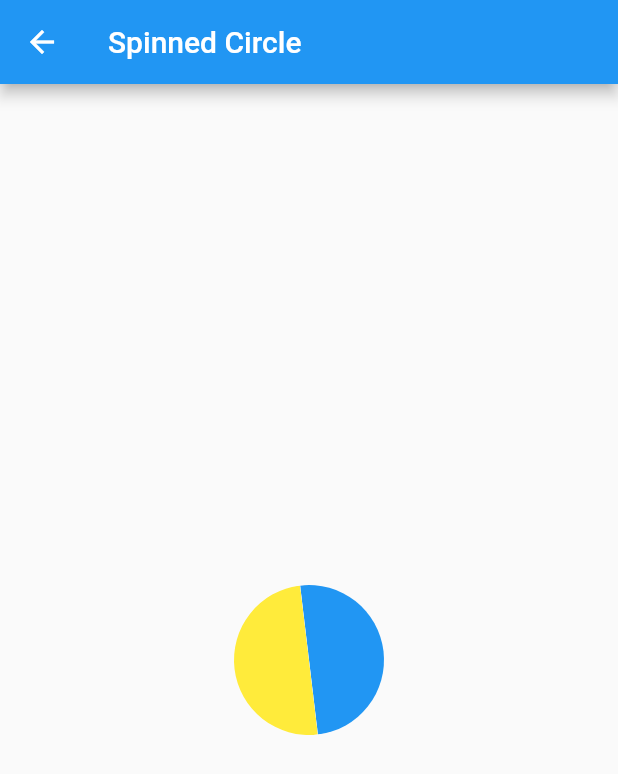
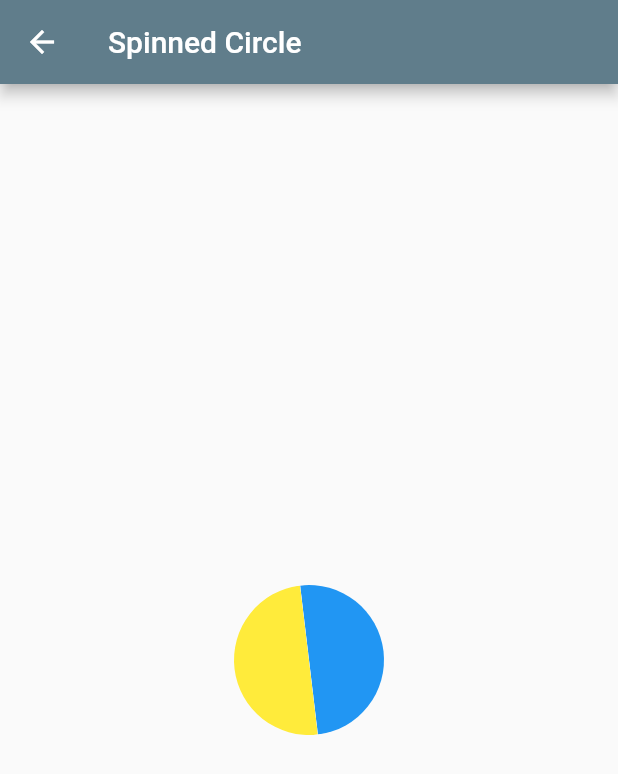
Before and after one commit to nok3zy/today, a Flutter app: the screen it shows after launch, after a tap on "Spinned Circle", on a phone screen of 412 x 824 dp. Shown: the top 774 px of the screen. Run offline on Flutter 3.47's test engine with Material 2 defaults, Android fonts, the phone set to English and light mode, and no system bars.

Commit message:
feat: add animation in spinCircle (#3)

```diff
--- a/lib/Home/widget_button.dart
+++ b/lib/Home/Widgets/widget_button.dart
@@ -8,7 +8,11 @@ class WidgetButton extends StatelessWidget {
 
   @override
   Widget build(BuildContext context) {
-    return ElevatedButton(
+    return Padding(
+      padding: const EdgeInsets.all(8.0),
+      child: ElevatedButton(
+        style: ButtonStyle(
+            backgroundColor: MaterialStateProperty.all(Colors.blueGrey)),
         onPressed: () {
           Navigator.push(
               context,
@@ -17,6 +21,7 @@ class WidgetButton extends StatelessWidget {
                       WidgetPage(title: title, widget: widget)));
         },
         child: Text(title),
+      ),
     );
   }
 }
@@ -30,7 +35,10 @@ class WidgetPage extends StatelessWidget {
   @override
   Widget build(BuildContext context) {
     return Scaffold(
-      appBar: AppBar(title: Text(title)),
+      appBar: AppBar(
+        title: Text(title),
+        backgroundColor: Colors.blueGrey,
+      ),
       body: Center(child: widget),
     );
   }
--- /dev/null
+++ b/lib/Home/Widgets/widget_spinCircle.dart
@@ -0,0 +1,123 @@
+import 'package:flutter/material.dart';
+import 'dart:math' show pi;
+
+import 'package:today/Home/Widgets/widget_elliptical.dart';
+
+class SpinCircle extends StatefulWidget {
+  const SpinCircle({super.key});
+
+  @override
+  State<SpinCircle> createState() => _SpinCircleState();
+}
+
+extension on VoidCallback {
+  Future<void> delayed(Duration duration) => Future.delayed(duration, this);
+}
+
+class _SpinCircleState extends State<SpinCircle> with TickerProviderStateMixin {
+  late AnimationController _counterClockwiseRotationController;
+  late Animation<double> _counterClockwiseRotationAnimation;
+
+  late AnimationController _flipController;
+  late Animation<double> _flipAnimation;
+
+  @override
+  void initState() {
+    super.initState();
+
+    _counterClockwiseRotationController =
+        AnimationController(vsync: this, duration: const Duration(seconds: 1));
+    _counterClockwiseRotationAnimation =
+        Tween<double>(begin: 0, end: -(pi / 2.0)).animate(CurvedAnimation(
+            parent: _counterClockwiseRotationController,
+            curve: Curves.bounceOut));
+
+    _flipController =
+        AnimationController(vsync: this, duration: const Duration(seconds: 1));
+    _flipAnimation = Tween<double>(begin: 0, end: pi).animate(
+        CurvedAnimation(parent: _flipController, curve: Curves.bounceOut));
+
+    _counterClockwiseRotationController.addStatusListener((status) {
+      if (status == AnimationStatus.completed) {
+        _flipAnimation = Tween<double>(
+                begin: _flipAnimation.value, end: _flipAnimation.value + pi)
+            .animate(CurvedAnimation(
+                parent: _flipController, curve: Curves.bounceOut));
+
+        _flipController
+          ..reset()
+          ..forward();
+      }
+    });
+
+    _flipController.addStatusListener((status) {
+      if (status == AnimationStatus.completed) {
+        _counterClockwiseRotationAnimation = Tween<double>(
+                begin: _counterClockwiseRotationAnimation.value,
+                end: _counterClockwiseRotationAnimation.value + -(pi / 2.0))
+            .animate(CurvedAnimation(
+                parent: _counterClockwiseRotationController,
+                curve: Curves.bounceOut));
+        _counterClockwiseRotationController
+          ..reset()
+          ..forward();
+      }
+    });
+  }
+
+  @override
+  void dispose() {
+    _counterClockwiseRotationController.dispose();
+    _flipController.dispose();
+    super.dispose();
+  }
+
+  @override
+  Widget build(BuildContext context) {
+    _counterClockwiseRotationController
+      ..reset()
+      ..forward.delayed(const Duration(seconds: 1));
+
+    return SafeArea(
+      child: AnimatedBuilder(
+        animation: _counterClockwiseRotationController,
+        builder: (context, child) {
+          return Transform(
+            alignment: Alignment.center,
+            transform: Matrix4.identity()
+              ..rotateZ(_counterClockwiseRotationAnimation.value),
+            child: Row(
+              mainAxisAlignment: MainAxisAlignment.center,
+              children: [
+                AnimatedBuilder(
+                  animation: _flipAnimation,
+                  builder: (context, child) {
+                    return Transform(
+                      transform: Matrix4.identity()
+                        ..rotateY(_flipAnimation.value),
+                      alignment: Alignment.centerRight,
+                      child: const EllipticalContainer(
+                          color: Colors.yellow, size: 100, side: 0),
+                    );
+                  },
+                ),
+                AnimatedBuilder(
+                  animation: _flipAnimation,
+                  builder: (context, child) {
+                    return Transform(
+                      transform: Matrix4.identity()
+                        ..rotateY(_flipAnimation.value),
+                      alignment: Alignment.centerLeft,
+                      child: const EllipticalContainer(
+                          color: Colors.blue, size: 100, side: 1),
+                    );
+                  },
+                ),
+              ],
+            ),
+          );
+        },
+      ),
+    );
+  }
+}
--- a/lib/Home/widget_spinCircle.dart
+++ /dev/null
@@ -1,64 +0,0 @@
-import 'package:flutter/material.dart';
-import 'dart:math' show pi;
-
-import 'package:today/Home/widget_elliptical.dart';
-
-class SpinCircle extends StatefulWidget {
-  const SpinCircle({super.key});
-
-  @override
-  State<SpinCircle> createState() => _SpinCircleState();
-}
-
-extension on VoidCallback {
-  Future<void> delayed(Duration duration) => Future.delayed(duration, this);
-}
-
-class _SpinCircleState extends State<SpinCircle>
-    with SingleTickerProviderStateMixin {
-  late AnimationController _counterClockwiseRoationController;
-  late Animation<double> _counterClockwiseRoationAnimaiton;
-
-  @override
-  void initState() {
-    super.initState();
-
-    _counterClockwiseRoationController =
-        AnimationController(vsync: this, duration: const Duration(seconds: 1));
-    _counterClockwiseRoationAnimaiton = Tween<double>(begin: 0, end: -(pi / 2))
-        .animate(CurvedAnimation(
-            parent: _counterClockwiseRoationController,
-            curve: Curves.bounceOut));
-  }
-
-  @override
-  void dispose() {
-    _counterClockwiseRoationController.dispose();
-    super.dispose();
-  }
-
-  @override
-  Widget build(BuildContext context) {
-    _counterClockwiseRoationController
-      ..reset()
-      ..forward.delayed(const Duration(seconds: 1));
-
-    return AnimatedBuilder(
-      animation: _counterClockwiseRoationController,
-      builder: (context, child) {
-        return Transform(
-          alignment: Alignment.center,
-          transform: Matrix4.identity()
-            ..rotateZ(_counterClockwiseRoationAnimaiton.value),
-          child: Row(
-            mainAxisAlignment: MainAxisAlignment.center,
-            children: const [
-              EllipticalContainer(color: Colors.yellow, size: 100, side: 0),
-              EllipticalContainer(color: Colors.blue, size: 100, side: 1),
-            ],
-          ),
-        );
-      },
-    );
-  }
-}
```
Also changed, not shown: lib/Home/Widgets/OkrSection/okr_item.dart (deleted, +0 -25 lines), lib/Home/Widgets/OkrSection/okr_section.dart (deleted, +0 -32 lines), lib/Home/home_screen.dart (+5 -4 lines), lib/Home/Widgets/widget_colorBox.dart (renamed from lib/Home/Widgets/ColoredBox/colored_box.dart), lib/Home/Widgets/widget_elliptical.dart (renamed from lib/Home/widget_elliptical.dart), lib/Home/Widgets/widget_spinSquare.dart (renamed from lib/Home/widget_spinSquare.dart). Lines whose indentation alone changed are shown as unchanged.
